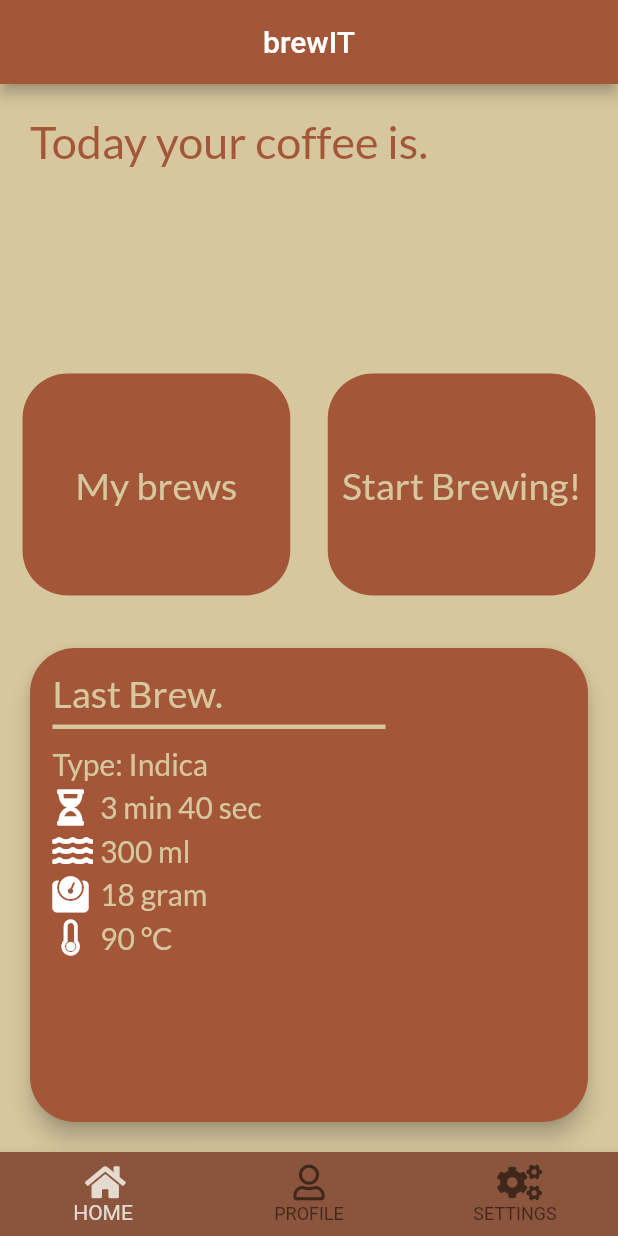
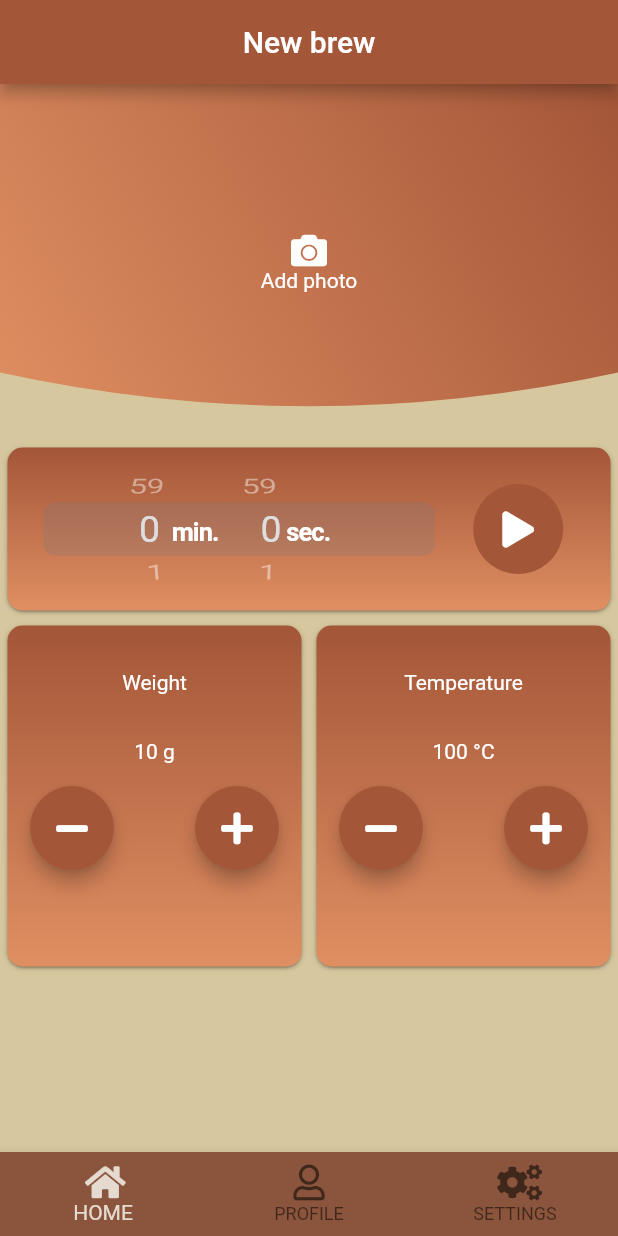
Before and after one commit to brewIT2020/brewit-flutter, a Flutter app: the screen it shows after launch, on a phone screen of 412 x 824 dp. Run offline on Flutter 3.47's test engine with Material 2 defaults, Android fonts, the phone set to English and light mode, and no system bars; our stand-ins replace animated_text_kit, flutter_svg, font_awesome_flutter, google_fonts.

Commit message:
Adding components tu New brew screen with properties, place for photo, and button for timer

```diff
--- /dev/null
+++ b/lib/components/bottom_navigation_bar_configured.dart
@@ -0,0 +1,66 @@
+import 'package:flutter/material.dart';
+import 'package:font_awesome_flutter/font_awesome_flutter.dart';
+
+import '../main.dart';
+import '../screens/my_brews.dart';
+import '../ranking.dart';
+
+class BottomNavigationBarConfigured extends StatelessWidget {
+  const BottomNavigationBarConfigured({
+    Key key,
+    @required int selectedIndex,
+  })  : _selectedIndex = selectedIndex,
+        super(key: key);
+
+  final int _selectedIndex;
+
+  @override
+  Widget build(BuildContext context) {
+    return BottomNavigationBar(
+      items: const <BottomNavigationBarItem>[
+        BottomNavigationBarItem(
+          icon: Icon(
+            FontAwesomeIcons.home,
+          ),
+          title: Text('HOME'),
+        ),
+        BottomNavigationBarItem(
+          icon: Icon(
+            FontAwesomeIcons.user,
+          ),
+          title: Text('PROFILE'),
+        ),
+        BottomNavigationBarItem(
+          icon: Icon(
+            FontAwesomeIcons.cogs,
+          ),
+          title: Text('SETTINGS'),
+        ),
+      ],
+      currentIndex: _selectedIndex,
+      selectedItemColor: Color(0xFFe5dad0),
+      onTap: (int index) {
+        Navigator.push(
+          context,
+          MaterialPageRoute(builder: (context) {
+            if (index == 1) {
+              return MyBrewsPage();
+            }
+            if (index == 2) {
+              return RankingPage();
+            }
+            return MyHomePage();
+          }),
+        );
+      },
+      backgroundColor: Color(0xFF8b543c),
+      selectedIconTheme: IconThemeData().copyWith(
+        color: Color(0xFFe5dad0),
+      ),
+      unselectedIconTheme: IconThemeData().copyWith(
+        color: Colors.black54,
+      ),
+      unselectedItemColor: Colors.black54,
+    );
+  }
+}
--- /dev/null
+++ b/lib/components/round_icon_button.dart
@@ -0,0 +1,26 @@
+import 'package:flutter/material.dart';
+
+class RoundIconButton extends StatelessWidget {
+  RoundIconButton({@required this.width, @required this.height, @required this.color, @required this.icon, @required this.onPressed});
+
+  final IconData icon;
+  final Function onPressed;
+  final Color color;
+  final double width;
+  final double height;
+
+  @override
+  Widget build(BuildContext context) {
+    return RawMaterialButton(
+      elevation: 5.0,
+      child: Icon(icon),
+      onPressed: onPressed,
+      constraints: BoxConstraints.tightFor(
+        width: width,
+        height: height,
+      ),
+      shape: CircleBorder(),
+      fillColor: color,
+    );
+  }
+}
--- /dev/null
+++ b/lib/screens/new_brew.dart
@@ -0,0 +1,246 @@
+import 'package:brewit/components/bottom_navigation_bar_configured.dart';
+import 'package:brewit/components/round_icon_button.dart';
+import 'package:brewit/constants.dart';
+import 'package:flutter/cupertino.dart';
+import 'package:flutter/material.dart';
+import 'package:flutter/painting.dart';
+import 'package:font_awesome_flutter/font_awesome_flutter.dart';
+
+class NewBrew extends StatelessWidget {
+  @override
+  Widget build(BuildContext context) {
+    return NewBrewPage();
+  }
+}
+
+class NewBrewPage extends StatefulWidget {
+  @override
+  _NewBrewPageState createState() => _NewBrewPageState();
+}
+
+class _NewBrewPageState extends State<NewBrewPage> {
+  @override
+  Widget build(BuildContext context) {
+    return Scaffold(
+      appBar: AppBar(
+        title: Text("New brew"),
+        centerTitle: true,
+      ),
+      body: Column(
+        crossAxisAlignment: CrossAxisAlignment.stretch,
+        children: <Widget>[
+          Expanded(
+            flex: 2,
+            child: ClipPath(
+              clipper: PhotoClipper(),
+              child: Container(
+                width: double.infinity,
+                decoration: BoxDecoration(
+                  gradient: LinearGradient(
+                    begin: Alignment.topRight,
+                    end: Alignment.bottomLeft,
+                    colors: [
+                      primaryBrown,
+                      secondaryBrown,
+                    ],
+                  ),
+                ),
+                child: Column(
+                  crossAxisAlignment: CrossAxisAlignment.center,
+                  mainAxisAlignment: MainAxisAlignment.center,
+                  children: <Widget>[
+                    Icon(
+                      FontAwesomeIcons.camera,
+                    ),
+                    Text(
+                      "Add photo"
+                    )
+                  ],
+                ),
+              ),
+            ),
+          ),
+          Expanded(
+            child: Container(
+              padding: EdgeInsets.all(5),
+              child: Timer(),
+            ),
+          ),
+          Expanded(
+            flex: 2,
+            child: Row(
+              crossAxisAlignment: CrossAxisAlignment.stretch,
+              children: <Widget>[
+                Expanded(
+                  child: Container(
+                    padding: EdgeInsets.all(5),
+                    child: PropertyCard(
+                      propertyName: "Weight",
+                      propertyValue: 10,
+                      unit: "g",
+                    ),
+                  ),
+                ),
+                Expanded(
+                  child: Container(
+                    padding: EdgeInsets.all(5),
+                    child: PropertyCard(
+                      propertyName: "Temperature",
+                      propertyValue: 100,
+                      unit: "°C",
+                    ),
+                  ),
+                ),
+              ],
+            ),
+          ),
+          Expanded(
+            flex: 1,
+            child: SliderPropertyCard(),
+          ),
+        ],
+      ),
+      bottomNavigationBar: BottomNavigationBarConfigured(
+        selectedIndex: 0,
+      ),
+    );
+  }
+}
+
+class SliderPropertyCard extends StatelessWidget {
+  @override
+  Widget build(BuildContext context) {
+    return Container();
+  }
+}
+
+class PropertyCard extends StatelessWidget {
+  final String propertyName;
+  final int propertyValue;
+  final String unit;
+
+  static const double width = 56.0;
+  static const double height = 56.0;
+  //We need to add property on pressed function
+
+  PropertyCard({this.propertyName, this.propertyValue, this.unit});
+
+
+  @override
+  Widget build(BuildContext context) {
+    return Container(
+      alignment: Alignment.center,
+      padding: EdgeInsets.all(15),
+      decoration: BoxDecoration(
+        gradient: LinearGradient(
+          begin: Alignment.topRight,
+          end: Alignment.bottomRight,
+          colors: [
+            primaryBrown,
+            secondaryBrown,
+          ],
+        ),
+        borderRadius: BorderRadius.circular(10.0),
+        boxShadow: kElevationToShadow[1],
+      ),
+      child: Column(
+        children: <Widget>[
+          Container(
+            padding: EdgeInsets.all(15),
+            child: Text(propertyName),
+          ),
+          Container(
+            padding: EdgeInsets.all(15),
+            child: Text(
+              propertyValue.toString() + ' $unit',
+            ),
+          ),
+          Row(
+            mainAxisAlignment: MainAxisAlignment.spaceBetween,
+            children: <Widget>[
+              RoundIconButton(
+                width: width,
+                height: height,
+                color: primaryBrown,
+                onPressed: () {},
+                icon: FontAwesomeIcons.minus,
+              ),
+              RoundIconButton(
+                width: width,
+                height: height,
+                color: primaryBrown,
+                onPressed: () {},
+                icon: FontAwesomeIcons.plus,
+              ),
+            ],
+          )
+        ],
+      ),
+    );
+  }
+}
+
+class Timer extends StatelessWidget {
+  const Timer({
+    Key key,
+  }) : super(key: key);
+
+  @override
+  Widget build(BuildContext context) {
+    return Container(
+      alignment: Alignment.center,
+      padding: EdgeInsets.all(15),
+      decoration: BoxDecoration(
+        gradient: LinearGradient(
+          begin: Alignment.topRight,
+          end: Alignment.bottomRight,
+          colors: [
+            primaryBrown,
+            secondaryBrown,
+          ],
+        ),
+        borderRadius: BorderRadius.circular(10.0),
+        boxShadow: kElevationToShadow[1],
+      ),
+      child: Row(
+        mainAxisAlignment: MainAxisAlignment.spaceBetween,
+        children: <Widget>[
+          Expanded(
+            flex: 3,
+            child: CupertinoTimerPicker(
+              mode: CupertinoTimerPickerMode.ms,
+              onTimerDurationChanged: (value) {},
+            ),
+          ),
+          Expanded(
+            flex: 1,
+            child: RoundIconButton(
+              color: primaryBrown,
+              width: 60.0,
+              height: 60.0,
+              icon: FontAwesomeIcons.play,
+            ),
+          )
+        ],
+      ),
+    );
+  }
+}
+
+class PhotoClipper extends CustomClipper<Path> {
+  @override
+  Path getClip(Size size) {
+    var path = Path();
+    path.lineTo(0, size.height - 45);
+    path.quadraticBezierTo(
+        size.width / 2, size.height, size.width, size.height - 45);
+    path.lineTo(size.width, 0);
+    path.close();
+    return path;
+  }
+
+  @override
+  bool shouldReclip(CustomClipper<Path> oldClipper) {
+    return false;
+  }
+}
--- a/lib/brews_brain.dart
+++ b/lib/services/brews_brain.dart
@@ -1,4 +1,4 @@
-import 'brew.dart';
+import '../models/brew.dart';
 
 class BrewsBrain {
   List<Brew> brews = [
--- a/pubspec.yaml
+++ b/pubspec.yaml
@@ -26,6 +26,7 @@ dependencies:
   font_awesome_flutter: ^8.8.1
   animated_text_kit: ^2.0.1
   google_fonts: ^1.0.0
+  flutter_svg: ^0.17.4
 
 dev_dependencies:
   flutter_test:
@@ -46,6 +47,7 @@ flutter:
   assets:
   - images/
   - google_fonts/
+  - svgs/
 
   # An image asset can refer to one or more resolution-specific "variants", see
   # https://flutter.dev/assets-and-images/#resolution-aware.
```
Also changed, not shown: lib/constants.dart (added, +32 -0 lines), lib/main.dart (+75 -98 lines), lib/screens/my_brews.dart (renamed from lib/my_brews.dart, +6 -78 lines), lib/models/brew.dart (renamed from lib/brew.dart), lib/new_brew.dart (deleted), pubspec.lock, svgs/cup-of-coffee.svg (added).
